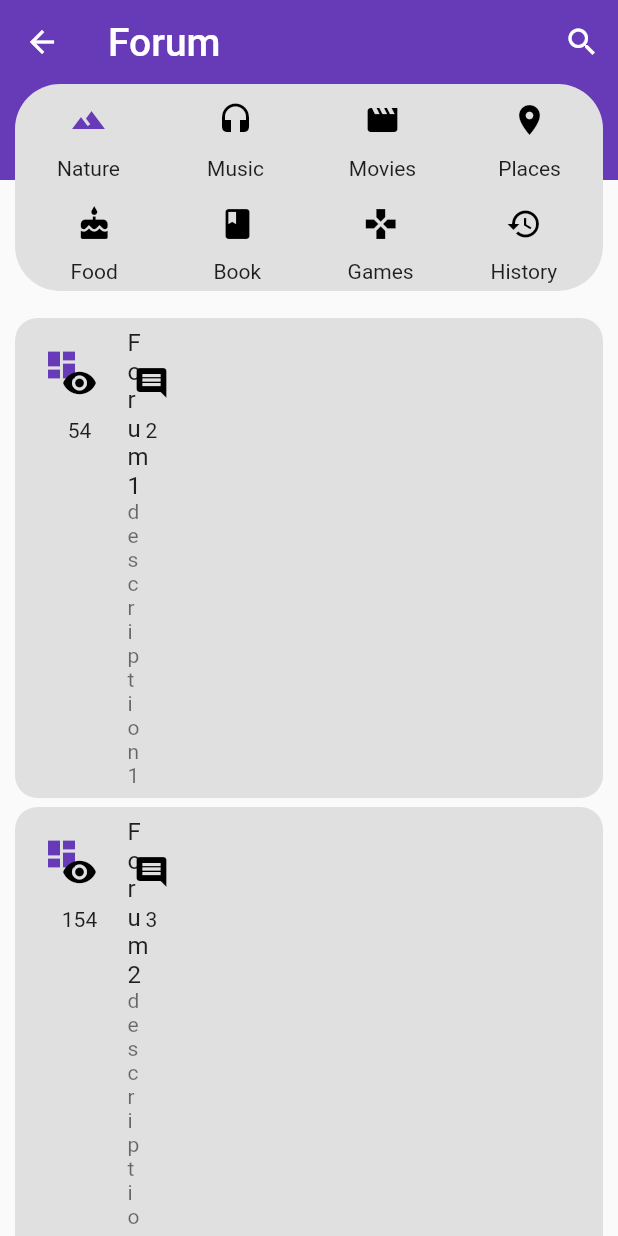
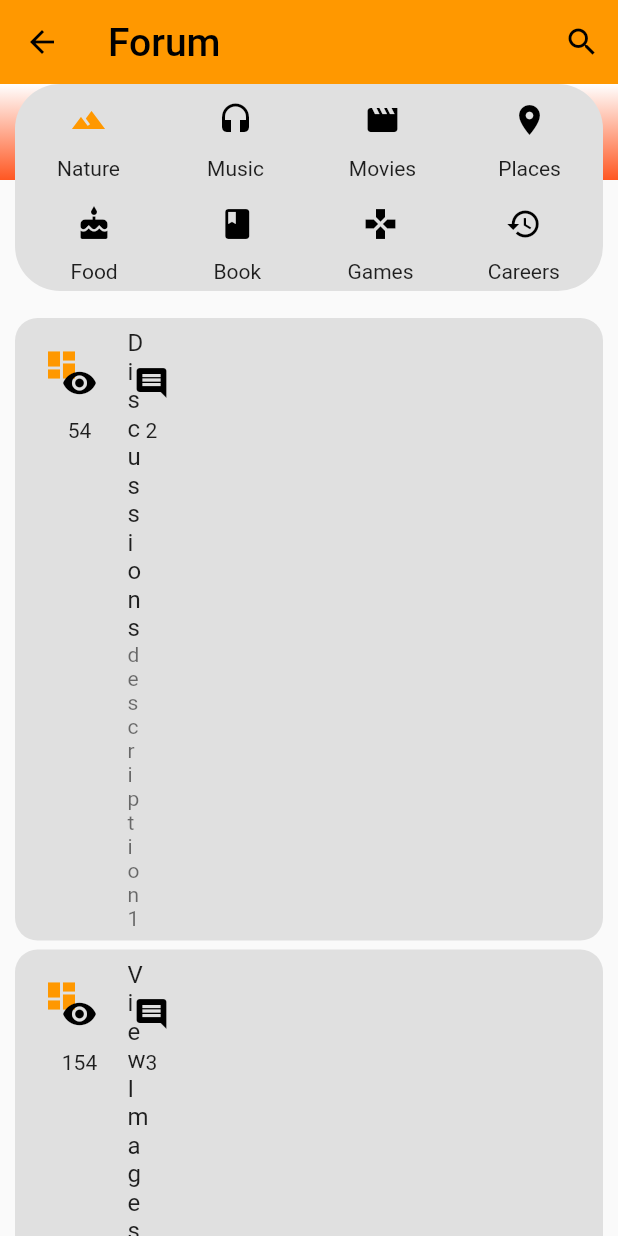
Before and after one commit to Pax-02/Jamii, a Flutter app: the screen it shows after launch, after a tap on "Continue as Guest", on a phone screen of 412 x 824 dp. Run offline on Flutter 3.47's test engine with Material 2 defaults, Android fonts, the phone set to English and light mode, and no system bars.

Commit message:
Group 15- Hackathon

```diff
--- a/ForumAppPrototype/lib/assets/colors.dart
+++ b/ForumAppPrototype/lib/assets/colors.dart
@@ -10,9 +10,9 @@ class AppColorsTheme {
   AppColorsTheme({this.primarySwatch, this.titleBarGradientStartColor, this.titleBarGradientEndColor, this.textColor, this.secondaryGradientColor});
 
   static final AppColorsTheme myTheme = new AppColorsTheme(
-    primarySwatch: Colors.deepPurple,
-    titleBarGradientStartColor : Colors.deepPurple,
-    titleBarGradientEndColor: Colors.deepPurple,
+    primarySwatch: Colors.orange,
+    titleBarGradientStartColor : Colors.white,
+    titleBarGradientEndColor: Colors.deepOrange,
     textColor: Colors.black,
     secondaryGradientColor: Colors.grey[300]
   );
--- a/ForumAppPrototype/lib/forum.dart
+++ b/ForumAppPrototype/lib/forum.dart
@@ -79,16 +79,16 @@ class _ForumPageState extends State<ForumPage> {
         new CategoryIcon(Icons.cake, "Food", false),
         new CategoryIcon(Icons.book, "Book", false),
         new CategoryIcon(Icons.games, "Games", false),
-        new CategoryIcon(Icons.history, "History", false),
+        new CategoryIcon(Icons.history, "Careers", false),
       ],
     ),
   );
 
   static final listItemsData = [
-    new ListEntry("Forum 1", "test", "description 1", 54, 2, true),
-    new ListEntry("Forum 2", "test", "description 2",  154, 3,false),
-    new ListEntry("Forum 3", "test", "description 3", 971, 0, false),
-    new ListEntry("Forum 4", "test", "description 4",  124, 2,true),
+    new ListEntry("Discussions ", "test", "description 1", 54, 2, true),
+    new ListEntry("View Images ", "test", "description 2",  154, 3,false),
+    new ListEntry("Similar interests ", "test", "description 3", 971, 0, false),
+    new ListEntry("Career guidance", "test", "description 4",  124, 2,true),
     new ListEntry("Forum 5", "test", "description 5",  412, 5,true),
     new ListEntry("Forum 6", "test", "description 6",  12, 1,true),
   ];
--- a/ForumAppPrototype/lib/forum_detail.dart
+++ b/ForumAppPrototype/lib/forum_detail.dart
@@ -7,10 +7,14 @@ class ForumDetailPage extends StatefulWidget {
 }
 
 var ForumPostArr = [
-  new ForumPostEntry("User1", "2 Days ago", 0 , 0 , "Hello,\n\nLorem ipsum dolor sit amet, consectetur adipiscing elit, sed do eiusmod tempor incididunt ut labore et dolore magna aliqua. Ut enim ad minim veniam, quis nostrud exercitation ullamco laboris nisi ut aliquip ex ea commodo consequat. Duis aute irure dolor in reprehenderit in voluptate velit esse cillum dolore eu fugiat nulla pariatur. Excepteur sint occaecat cupidatat non proident, sunt in culpa qui officia deserunt mollit anim id est laborum."),
-  new ForumPostEntry("User2", "23 Hours ago", 1 , 0 , "Pellentesque justo metus, finibus porttitor consequat vitae, tincidunt vitae quam. Vestibulum molestie sem diam. Nullam pretium semper tempus. Maecenas lobortis lacus nunc, id lacinia nunc imperdiet tempor. Mauris mi ipsum, finibus consectetur eleifend a, maximus eget lorem. Praesent a magna nibh. In congue sapien sed velit mattis sodales. Nam tempus pulvinar metus, in gravida elit tincidunt in. Curabitur sed sapien commodo, fringilla tortor eu, accumsan est. Proin tincidunt convallis dolor, a faucibus sapien auctor sodales. Duis vitae dapibus metus. Nulla sit amet porta ipsum, posuere tempor tortor.\n\nCurabitur mauris dolor, cursus et mi id, mattis sagittis velit. Duis eleifend mi et ante aliquam elementum. Ut feugiat diam enim, at placerat elit semper vitae. Phasellus vulputate quis ex eu dictum. Cras sapien magna, faucibus at lacus vel, faucibus viverra lorem. Phasellus quis dui tristique, ultricies velit non, cursus lectus. Suspendisse neque nisl, vestibulum non dui in, vulputate placerat elit. Sed at convallis mauris, eu blandit dolor. Vivamus suscipit iaculis erat eu condimentum. Aliquam erat volutpat. Curabitur posuere commodo arcu vel consectetur."),
-  new ForumPostEntry("User3", "2 Days ago", 5 , 0 , "Lorem ipsum dolor sit amet, consectetur adipiscing elit, sed do eiusmod tempor incididunt ut labore et dolore magna aliqua. Ut enim ad minim veniam, quis nostrud exercitation ullamco laboris nisi ut aliquip ex ea commodo consequat. Duis aute irure dolor in reprehenderit in voluptate velit esse cillum dolore eu fugiat nulla pariatur. Excepteur sint occaecat cupidatat non proident, sunt in culpa qui officia deserunt mollit anim id est laborum."),
-  new ForumPostEntry("User4", "2 Days ago", 0 , 0 , "Lorem ipsum dolor sit amet, consectetur adipiscing elit, sed do eiusmod tempor incididunt ut labore et dolore magna aliqua. Ut enim ad minim veniam, quis nostrud exercitation ullamco laboris nisi ut aliquip ex ea commodo consequat. Duis aute irure dolor in reprehenderit in voluptate velit esse cillum dolore eu fugiat nulla pariatur. Excepteur sint occaecat cupidatat non proident, sunt in culpa qui officia deserunt mollit anim id est laborum."),
+  new ForumPostEntry("User1", "2 Days ago", 0, 0,
+      "Hello,\n\nLorem ipsum dolor sit amet, consectetur adipiscing elit, sed do eiusmod tempor incididunt ut labore et dolore magna aliqua. Ut enim ad minim veniam, quis nostrud exercitation ullamco laboris nisi ut aliquip ex ea commodo consequat. Duis aute irure dolor in reprehenderit in voluptate velit esse cillum dolore eu fugiat nulla pariatur. Excepteur sint occaecat cupidatat non proident, sunt in culpa qui officia deserunt mollit anim id est laborum."),
+  new ForumPostEntry("User2", "23 Hours ago", 1, 0,
+      "Pellentesque justo metus, finibus porttitor consequat vitae, tincidunt vitae quam. Vestibulum molestie sem diam. Nullam pretium semper tempus. Maecenas lobortis lacus nunc, id lacinia nunc imperdiet tempor. Mauris mi ipsum, finibus consectetur eleifend a, maximus eget lorem. Praesent a magna nibh. In congue sapien sed velit mattis sodales. Nam tempus pulvinar metus, in gravida elit tincidunt in. Curabitur sed sapien commodo, fringilla tortor eu, accumsan est. Proin tincidunt convallis dolor, a faucibus sapien auctor sodales. Duis vitae dapibus metus. Nulla sit amet porta ipsum, posuere tempor tortor.\n\nCurabitur mauris dolor, cursus et mi id, mattis sagittis velit. Duis eleifend mi et ante aliquam elementum. Ut feugiat diam enim, at placerat elit semper vitae. Phasellus vulputate quis ex eu dictum. Cras sapien magna, faucibus at lacus vel, faucibus viverra lorem. Phasellus quis dui tristique, ultricies velit non, cursus lectus. Suspendisse neque nisl, vestibulum non dui in, vulputate placerat elit. Sed at convallis mauris, eu blandit dolor. Vivamus suscipit iaculis erat eu condimentum. Aliquam erat volutpat. Curabitur posuere commodo arcu vel consectetur."),
+  new ForumPostEntry("User3", "2 Days ago", 5, 0,
+      "Lorem ipsum dolor sit amet, consectetur adipiscing elit, sed do eiusmod tempor incididunt ut labore et dolore magna aliqua. Ut enim ad minim veniam, quis nostrud exercitation ullamco laboris nisi ut aliquip ex ea commodo consequat. Duis aute irure dolor in reprehenderit in voluptate velit esse cillum dolore eu fugiat nulla pariatur. Excepteur sint occaecat cupidatat non proident, sunt in culpa qui officia deserunt mollit anim id est laborum."),
+  new ForumPostEntry("User4", "2 Days ago", 0, 0,
+      "Lorem ipsum dolor sit amet, consectetur adipiscing elit, sed do eiusmod tempor incididunt ut labore et dolore magna aliqua. Ut enim ad minim veniam, quis nostrud exercitation ullamco laboris nisi ut aliquip ex ea commodo consequat. Duis aute irure dolor in reprehenderit in voluptate velit esse cillum dolore eu fugiat nulla pariatur. Excepteur sint occaecat cupidatat non proident, sunt in culpa qui officia deserunt mollit anim id est laborum."),
 ];
 
 class _ForumDetailPageState extends State<ForumDetailPage> {
@@ -46,16 +50,16 @@ class _ForumDetailPageState extends State<ForumDetailPage> {
     );
 
     var responses = new Container(
-      padding: const EdgeInsets.all(8.0),
-      child: new ListView.builder(
-        itemBuilder: (BuildContext context, int index) => new ForumPost(ForumPostArr[index]),
-        itemCount: ForumPostArr.length,
-      )
-    );
+        padding: const EdgeInsets.all(8.0),
+        child: new ListView.builder(
+          itemBuilder: (BuildContext context, int index) =>
+              new ForumPost(ForumPostArr[index]),
+          itemCount: ForumPostArr.length,
+        ));
 
     return new Scaffold(
       appBar: new AppBar(
-        title: new Text("Forum 1"),
+        title: new Text("Jamii"),
       ),
       body: new Column(
         children: <Widget>[
@@ -71,14 +75,15 @@ class _ForumDetailPageState extends State<ForumDetailPage> {
   }
 }
 
-class ForumPostEntry{
+class ForumPostEntry {
   final String username;
   final String hours;
   final int likes;
   final int dislikes;
   final String text;
 
-  ForumPostEntry(this.username, this.hours, this.likes, this.dislikes, this.text);
+  ForumPostEntry(
+      this.username, this.hours, this.likes, this.dislikes, this.text);
 }
 
 class ForumPost extends StatelessWidget {
@@ -113,12 +118,8 @@ class ForumPost extends StatelessWidget {
                   child: new Column(
                     crossAxisAlignment: CrossAxisAlignment.start,
                     children: <Widget>[
-                      new Text(
-                        entry.username
-                      ),
-                      new Text(
-                        entry.hours
-                      ),
+                      new Text(entry.username),
+                      new Text(entry.hours),
                     ],
                   ),
                 ),
@@ -146,12 +147,13 @@ class ForumPost extends StatelessWidget {
             ),
           ),
           new Container(
-            margin: const EdgeInsets.only(left: 2.0,right: 2.0,bottom: 2.0),
+            margin: const EdgeInsets.only(left: 2.0, right: 2.0, bottom: 2.0),
             padding: const EdgeInsets.all(8.0),
             decoration: new BoxDecoration(
-              color: Colors.grey[200],
-              borderRadius: const BorderRadius.only(bottomLeft :const Radius.circular(20.0),bottomRight :const Radius.circular(20.0))
-            ),
+                color: Colors.grey[200],
+                borderRadius: const BorderRadius.only(
+                    bottomLeft: const Radius.circular(20.0),
+                    bottomRight: const Radius.circular(20.0))),
             child: new Text(entry.text),
           ),
         ],
--- a/ForumAppPrototype/lib/login/login.dart
+++ b/ForumAppPrototype/lib/login/login.dart
@@ -8,12 +8,12 @@ class LoginPage extends StatelessWidget {
         centerTitle: true,
         elevation: 0.0,
         title: new Text(
-          "Welcome",
+          "Welcome to JAMII",
           textScaleFactor: 1.3,
         ),
       ),
       body: new Container(
-        color: Colors.deepPurple,
+        color: Colors.white,
         padding: const EdgeInsets.all(30.0),
         child: new Column(
           children: <Widget>[
@@ -33,7 +33,7 @@ class LoginPage extends StatelessWidget {
             new TextField(
               controller: new TextEditingController(),
               decoration: new InputDecoration(
-                hintText: 'Username',
+                hintText: 'Phone number',
                 filled: true,
                 fillColor: Colors.white70,
               ),
--- a/ForumAppPrototype/lib/main.dart
+++ b/ForumAppPrototype/lib/main.dart
@@ -10,7 +10,7 @@ class MyApp extends StatelessWidget {
   @override
   Widget build(BuildContext context) {
     return new MaterialApp(
-      title: 'Forum',
+      title: 'Jamii',
       theme: new ThemeData(
         primarySwatch: AppColorsTheme.myTheme.primarySwatch,
       ),
--- a/ForumAppPrototype/pubspec.yaml
+++ b/ForumAppPrototype/pubspec.yaml
@@ -12,6 +12,9 @@ dependencies:
 dev_dependencies:
   flutter_test:
     sdk: flutter
+
+environment:
+  sdk: '>=2.10.0 <3.0.0'
 
 
 # For information on the generic Dart part of this file, see the
```
Also changed, not shown: ForumAppPrototype/lib/assets/africans.jpeg (added), ForumAppPrototype/lib/assets/bg.jpg (deleted), ForumAppPrototype/pubspec.lock, 3 other files.
